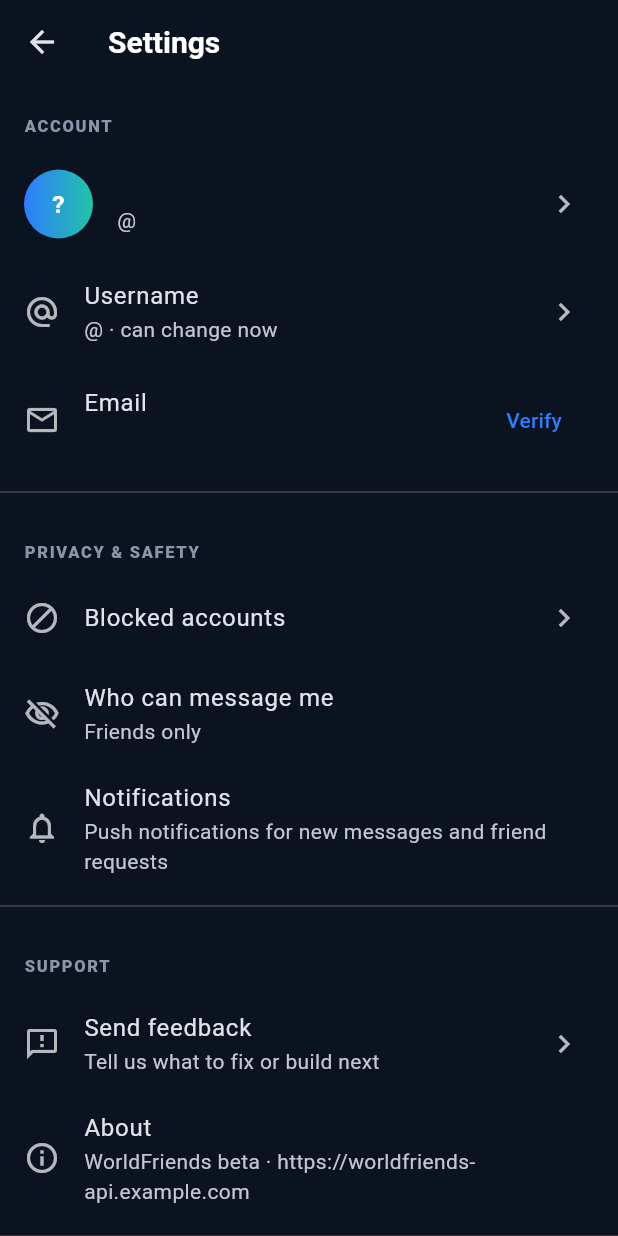
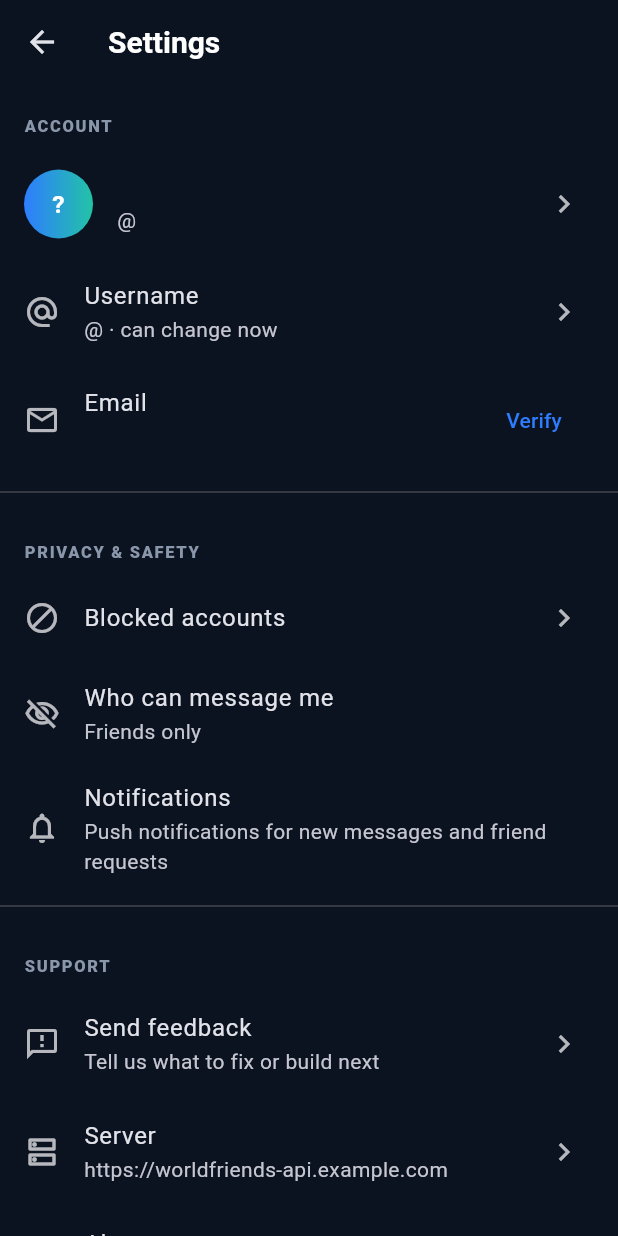
Before and after one commit to oppsoop/Sushh, a Flutter app: the HomeShell screen opened directly, after a tap on the "settings" icon, on a phone screen of 412 x 824 dp. Run offline on Flutter 3.47's test engine with Material 3 defaults, Android fonts, the light colour scheme and no system bars; our stand-ins replace cached_network_image, file_picker, firebase_analytics, firebase_core, firebase_crashlytics, firebase_messaging and 8 more; missing offline and left inert: flutter_webrtc, record; accounts and stored records are empty; network calls fail.

Commit message:
feat(app): in-app server URL switch, NDK 28, per-run versionCode; clean analyzer warnings
Co-authored-by: arena-agent <297053741+arena-agent@users.noreply.github.com>

```diff
--- a/app/lib/main.dart
+++ b/app/lib/main.dart
@@ -6,6 +6,7 @@ import 'package:provider/provider.dart';
 
 import 'state/app_state.dart';
 import 'ui/home_shell.dart';
+import 'ui/server_dialog.dart';
 import 'ui/theme.dart';
 import 'ui/username_screen.dart';
 import 'ui/verify_email_screen.dart';
@@ -134,6 +135,10 @@ class _SplashScreen extends StatelessWidget {
                   style: const TextStyle(color: WfColors.warning, fontSize: 12),
                 ),
               ),
+              TextButton(
+                onPressed: () => showServerDialog(context),
+                child: const Text('Server settings'),
+              ),
             ],
           ],
         ),
--- a/app/lib/ui/call_screen.dart
+++ b/app/lib/ui/call_screen.dart
@@ -305,7 +305,7 @@ class _PulseState extends State<_Pulse> with SingleTickerProviderStateMixin {
         height: 70 + 40 * _controller.value,
         decoration: BoxDecoration(
           shape: BoxShape.circle,
-          border: Border.all(color: WfColors.primary.withOpacity(0.5 * (1 - _controller.value)), width: 2),
+          border: Border.all(color: WfColors.primary.withValues(alpha: 0.5 * (1 - _controller.value)), width: 2),
         ),
       ),
     );
--- a/app/lib/ui/feed_screen.dart
+++ b/app/lib/ui/feed_screen.dart
@@ -213,7 +213,6 @@ class _StoriesBar extends StatelessWidget {
   Widget build(BuildContext context) {
     final app = context.watch<AppState>();
     final mine = groups.where((g) => g.isMe).toList();
-    final others = groups.where((g) => !g.isMe).toList();
     return Container(
       padding: const EdgeInsets.symmetric(vertical: 12),
       child: SizedBox(
--- a/app/lib/ui/friends_screen.dart
+++ b/app/lib/ui/friends_screen.dart
@@ -240,6 +240,16 @@ class _FriendsScreenState extends State<FriendsScreen> with SingleTickerProvider
     if (_loadingFriends && _friends.isEmpty) {
       return const Center(child: CircularProgressIndicator());
     }
+    if (_error != null && _friends.isEmpty) {
+      return ListView(
+        children: [
+          Padding(
+            padding: const EdgeInsets.all(16),
+            child: ErrorText(message: _error, onRetry: _loadFriends),
+          ),
+        ],
+      );
+    }
     if (_friends.isEmpty) {
       return EmptyState(
         icon: Icons.people_outline,
--- a/app/lib/ui/home_shell.dart
+++ b/app/lib/ui/home_shell.dart
@@ -142,7 +142,7 @@ class _HomeShellState extends State<HomeShell> {
         selectedIndex: _index,
         onDestinationSelected: (index) => setState(() => _index = index),
         backgroundColor: WfColors.surface,
-        indicatorColor: WfColors.primary.withOpacity(0.22),
+        indicatorColor: WfColors.primary.withValues(alpha: 0.22),
         destinations: [
           NavigationDestination(
             icon: Badge(
--- a/app/lib/ui/notifications_screen.dart
+++ b/app/lib/ui/notifications_screen.dart
@@ -125,7 +125,7 @@ class _NotificationsScreenState extends State<NotificationsScreen> {
                       separatorBuilder: (_, __) => const Divider(height: 1, indent: 68),
                       itemBuilder: (context, index) {
                         final item = _items[index];
-                        final conversationId = item.data?['conversationId']?.toString();
+                        final conversationId = item.data['conversationId']?.toString();
                         return ListTile(
                           leading: Stack(
                             clipBehavior: Clip.none,
--- a/app/lib/ui/settings_screen.dart
+++ b/app/lib/ui/settings_screen.dart
@@ -9,6 +9,7 @@ import '../core/config.dart';
 import '../core/models.dart';
 import '../state/app_state.dart';
 import 'profile_screen.dart';
+import 'server_dialog.dart';
 import 'theme.dart';
 import 'widgets.dart';
 
@@ -103,9 +104,16 @@ class SettingsScreen extends StatelessWidget {
             ),
           ),
           ListTile(
+            leading: const Icon(Icons.dns_outlined),
+            title: const Text('Server'),
+            subtitle: Text(AppConfig.baseUrl, maxLines: 1, overflow: TextOverflow.ellipsis),
+            trailing: const Icon(Icons.chevron_right),
+            onTap: () => showServerDialog(context),
+          ),
+          ListTile(
             leading: const Icon(Icons.info_outline),
             title: const Text('About'),
-            subtitle: Text('WorldFriends beta · ${AppConfig.apiBaseUrl}'),
+            subtitle: Text('WorldFriends beta · v${AppConfig.appVersion} (${AppConfig.buildNumber})'),
             onTap: () => showAboutDialog(
               context: context,
               applicationName: 'WorldFriends',
@@ -590,7 +598,7 @@ class _FeedbackScreenState extends State<FeedbackScreen> {
                   label: Text(entry.value),
                   selected: _kind == entry.key,
                   onSelected: (_) => setState(() => _kind = entry.key),
-                  selectedColor: WfColors.primary.withOpacity(0.28),
+                  selectedColor: WfColors.primary.withValues(alpha: 0.28),
                 ),
             ],
           ),
--- a/app/lib/ui/stories_screen.dart
+++ b/app/lib/ui/stories_screen.dart
@@ -152,7 +152,7 @@ class _StoryViewerScreenState extends State<StoryViewerScreen> {
                                 color: i < _storyIndex
                                     ? Colors.white
                                     : i == _storyIndex
-                                        ? Colors.white.withOpacity(0.35 + _progress * 0.65)
+                                        ? Colors.white.withValues(alpha: 0.35 + _progress * 0.65)
                                         : Colors.white24,
                                 borderRadius: BorderRadius.circular(2),
                               ),
--- a/app/lib/ui/widgets.dart
+++ b/app/lib/ui/widgets.dart
@@ -82,9 +82,9 @@ class BetaBadge extends StatelessWidget {
     return Container(
       padding: EdgeInsets.symmetric(horizontal: compact ? 6 : 8, vertical: 2),
       decoration: BoxDecoration(
-        color: WfColors.accent.withOpacity(0.18),
+        color: WfColors.accent.withValues(alpha: 0.18),
         borderRadius: BorderRadius.circular(6),
-        border: Border.all(color: WfColors.accent.withOpacity(0.6)),
+        border: Border.all(color: WfColors.accent.withValues(alpha: 0.6)),
       ),
       child: Text(
         'BETA',
@@ -176,7 +176,7 @@ class ConnectionPill extends StatelessWidget {
     return Container(
       padding: const EdgeInsets.symmetric(horizontal: 10, vertical: 4),
       decoration: BoxDecoration(
-        color: (online ? WfColors.accent : WfColors.warning).withOpacity(0.14),
+        color: (online ? WfColors.accent : WfColors.warning).withValues(alpha: 0.14),
         borderRadius: BorderRadius.circular(20),
       ),
       child: Row(
@@ -219,9 +219,9 @@ class ErrorText extends StatelessWidget {
       margin: const EdgeInsets.only(bottom: 12),
       padding: const EdgeInsets.symmetric(horizontal: 14, vertical: 10),
       decoration: BoxDecoration(
-        color: WfColors.danger.withOpacity(0.12),
+        color: WfColors.danger.withValues(alpha: 0.12),
         borderRadius: BorderRadius.circular(12),
-        border: Border.all(color: WfColors.danger.withOpacity(0.4)),
+        border: Border.all(color: WfColors.danger.withValues(alpha: 0.4)),
       ),
       child: Row(
         children: [
```
Also changed, not shown: app/lib/core/config.dart (+27 -3 lines), app/lib/core/token_store.dart (+18 -0 lines), app/lib/state/app_state.dart (+31 -1 lines), app/lib/ui/auth_screens.dart (+12 -3 lines), app/lib/ui/chat_screen.dart (+5 -4 lines), app/lib/ui/server_dialog.dart (added, +108 -0 lines), 2 other files.
